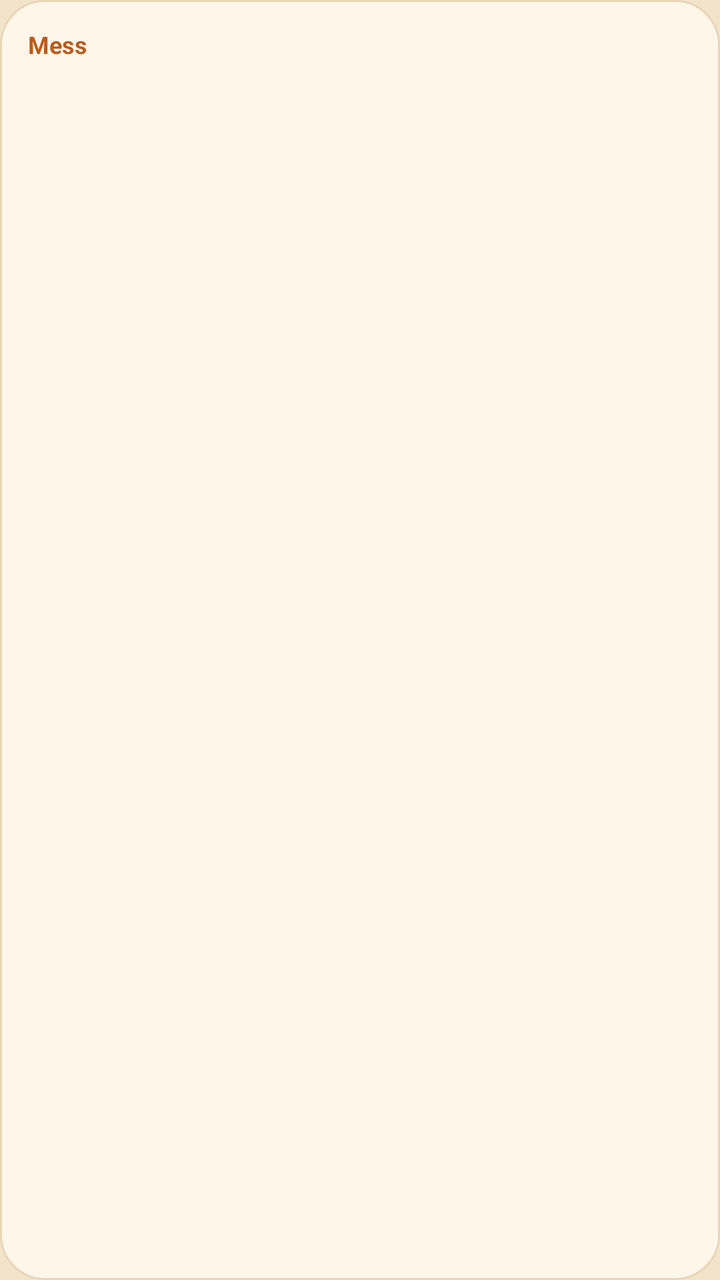
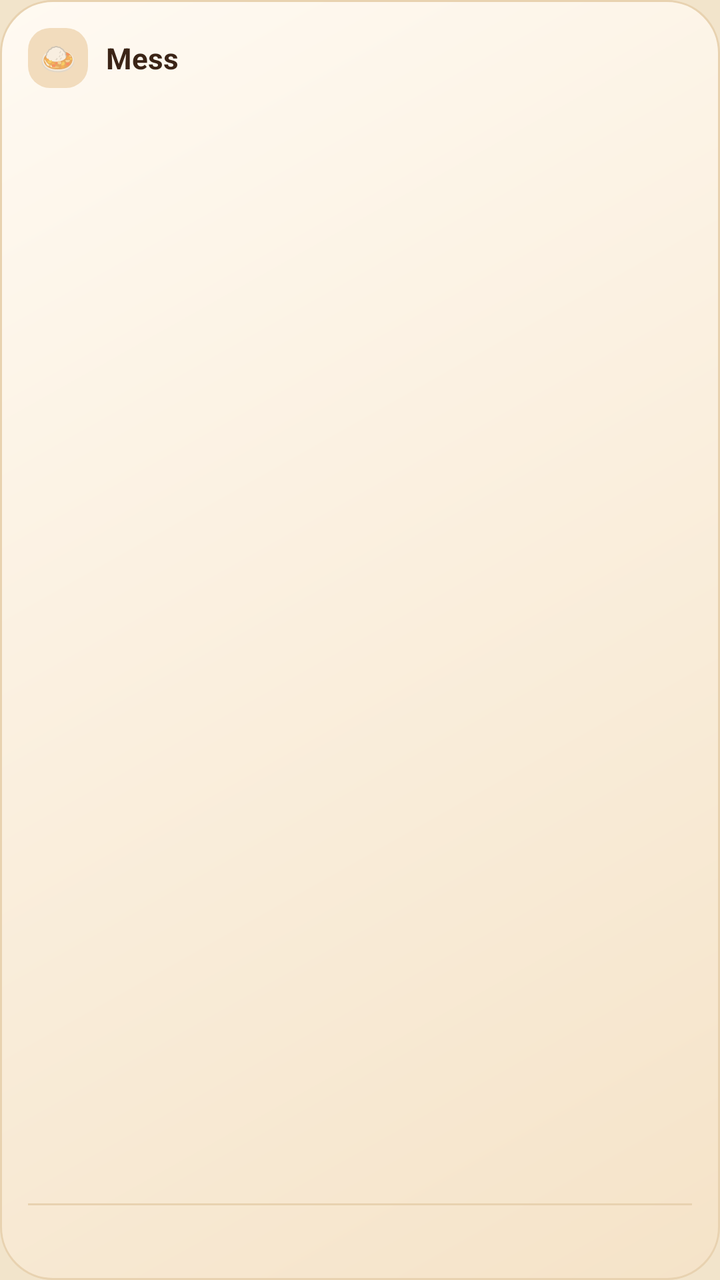

An Android layout rendered at two revisions. The XML below is the earlier revision; the diff shows what the commit changed to produce the second picture.
<!-- AndroidManifest.xml: application theme AppTheme -->
<!-- res/layout/widget_mess.xml -->
<?xml version="1.0" encoding="utf-8"?>
<LinearLayout xmlns:android="http://schemas.android.com/apk/res/android" android:id="@+id/w_root" android:layout_width="match_parent" android:layout_height="match_parent"
    android:orientation="vertical" android:background="@drawable/widget_bg" android:padding="14dp">
    <LinearLayout android:layout_width="match_parent" android:layout_height="wrap_content" android:orientation="horizontal" android:gravity="center_vertical">
        <TextView android:id="@+id/w_label" android:layout_width="0dp" android:layout_weight="1" android:layout_height="wrap_content"
            android:text="Mess" android:textColor="@color/widget_accent" android:textSize="12sp" android:textStyle="bold" android:maxLines="1" android:ellipsize="end" />
        <TextView android:id="@+id/w_badge" android:layout_width="wrap_content" android:layout_height="wrap_content" android:background="@drawable/widget_chip"
            android:paddingLeft="8dp" android:paddingRight="8dp" android:paddingTop="2dp" android:paddingBottom="2dp"
            android:textColor="@color/widget_ink" android:textSize="11sp" android:textStyle="bold" android:visibility="gone" />
    </LinearLayout>
    <TextView android:id="@+id/w_meal" android:layout_width="match_parent" android:layout_height="wrap_content" android:layout_marginTop="3dp"
        android:textColor="@color/widget_ink" android:textSize="17sp" android:textStyle="bold" android:maxLines="1" android:ellipsize="end" />
    <TextView android:id="@+id/w_items" android:layout_width="match_parent" android:layout_height="0dp" android:layout_weight="1" android:layout_marginTop="4dp"
        android:textColor="@color/widget_ink" android:textSize="13sp" android:lineSpacingExtra="2dp" android:ellipsize="end" />
</LinearLayout>
<!-- resources referenced by this layout -->
<resources>
  <color name="widget_accent">#B85D1C</color>
  <color name="widget_ink">#3B2416</color>
  <!-- drawable widget_bg (drawable) -->
  <?xml version="1.0" encoding="utf-8"?>
  <shape xmlns:android="http://schemas.android.com/apk/res/android" android:shape="rectangle">
      <solid android:color="@color/widget_bg" />
      <corners android:radius="22dp" />
      <stroke android:width="1dp" android:color="@color/widget_line" />
  </shape>
  <!-- drawable widget_chip (drawable) -->
  <?xml version="1.0" encoding="utf-8"?>
  <shape xmlns:android="http://schemas.android.com/apk/res/android" android:shape="rectangle">
      <solid android:color="@color/widget_chip" />
      <corners android:radius="999dp" />
  </shape>
  <style name="AppTheme" parent="Theme.AppCompat.DayNight.NoActionBar">
          <item name="colorPrimary">@color/colorPrimary</item>
          <item name="colorPrimaryDark">@color/colorPrimaryDark</item>
          <item name="colorAccent">@color/colorAccent</item>
          <item name="android:windowBackground">@color/page</item>
      </style>
  <color name="widget_bg">#FFF6EA</color>
  <color name="widget_line">#E9D6B8</color>
  <color name="widget_chip">#F6E3C8</color>
  <color name="colorPrimary">#7C3D1B</color>
  <color name="colorPrimaryDark">#7C3D1B</color>
  <color name="colorAccent">#6A3DE8</color>
  <color name="page">#F2E4CB</color>
</resources>

<!-- the commit's change to res/layout/widget_mess.xml (unified diff, before → after) -->
@@ -2,14 +2,18 @@
 <LinearLayout xmlns:android="http://schemas.android.com/apk/res/android" android:id="@+id/w_root" android:layout_width="match_parent" android:layout_height="match_parent"
     android:orientation="vertical" android:background="@drawable/widget_bg" android:padding="14dp">
     <LinearLayout android:layout_width="match_parent" android:layout_height="wrap_content" android:orientation="horizontal" android:gravity="center_vertical">
-        <TextView android:id="@+id/w_label" android:layout_width="0dp" android:layout_weight="1" android:layout_height="wrap_content"
-            android:text="Mess" android:textColor="@color/widget_accent" android:textSize="12sp" android:textStyle="bold" android:maxLines="1" android:ellipsize="end" />
-        <TextView android:id="@+id/w_badge" android:layout_width="wrap_content" android:layout_height="wrap_content" android:background="@drawable/widget_chip"
-            android:paddingLeft="8dp" android:paddingRight="8dp" android:paddingTop="2dp" android:paddingBottom="2dp"
-            android:textColor="@color/widget_ink" android:textSize="11sp" android:textStyle="bold" android:visibility="gone" />
+        <TextView android:id="@+id/w_icon" android:layout_width="30dp" android:layout_height="30dp" android:background="@drawable/widget_tile"
+            android:gravity="center" android:text="🍛" android:textSize="15sp" />
+        <TextView android:id="@+id/w_label" android:layout_width="0dp" android:layout_weight="1" android:layout_height="wrap_content" android:layout_marginStart="9dp"
+            android:text="Mess" android:textColor="@color/widget_ink" android:textSize="14.5sp" android:textStyle="bold" android:maxLines="1" android:ellipsize="end" />
+        <TextView android:id="@+id/w_chip" android:layout_width="wrap_content" android:layout_height="wrap_content" android:layout_marginStart="6dp"
+            android:background="@drawable/chip_neutral" android:paddingLeft="9dp" android:paddingRight="9dp" android:paddingTop="3dp" android:paddingBottom="3dp"
+            android:textColor="#8A6A52" android:textSize="11sp" android:textStyle="bold" android:maxLines="1" android:visibility="gone" />
     </LinearLayout>
-    <TextView android:id="@+id/w_meal" android:layout_width="match_parent" android:layout_height="wrap_content" android:layout_marginTop="3dp"
-        android:textColor="@color/widget_ink" android:textSize="17sp" android:textStyle="bold" android:maxLines="1" android:ellipsize="end" />
-    <TextView android:id="@+id/w_items" android:layout_width="match_parent" android:layout_height="0dp" android:layout_weight="1" android:layout_marginTop="4dp"
-        android:textColor="@color/widget_ink" android:textSize="13sp" android:lineSpacingExtra="2dp" android:ellipsize="end" />
+    <TextView android:id="@+id/w_items" android:layout_width="match_parent" android:layout_height="0dp" android:layout_weight="1" android:layout_marginTop="9dp"
+        android:textColor="@color/widget_ink" android:textSize="13.5sp" android:lineSpacingExtra="3dp" android:ellipsize="end" />
+    <LinearLayout android:id="@+id/w_nextbox" android:layout_width="match_parent" android:layout_height="wrap_content" android:orientation="vertical">
+    <ImageView android:layout_width="match_parent" android:layout_height="1dp" android:layout_marginTop="9dp" android:src="@drawable/widget_divider" android:scaleType="fitXY" android:importantForAccessibility="no" />
+        <TextView android:id="@+id/w_next" android:layout_width="match_parent" android:layout_height="wrap_content" android:layout_marginTop="7dp" android:textColor="@color/widget_muted" android:textSize="12sp" android:maxLines="1" android:ellipsize="end" />
+    </LinearLayout>
 </LinearLayout>
<!-- resource entries referenced after the edit -->
@@ -1,19 +1,31 @@
 <!-- resources referenced by this layout -->
 <resources>
-  <color name="widget_accent">#B85D1C</color>
   <color name="widget_ink">#3B2416</color>
+  <color name="widget_muted">#8A6A52</color>
+  <!-- drawable chip_neutral (drawable) -->
+  <?xml version="1.0" encoding="utf-8"?>
+  <shape xmlns:android="http://schemas.android.com/apk/res/android" android:shape="rectangle">
+      <solid android:color="#268A6A52" />
+      <corners android:radius="999dp" />
+  </shape>
   <!-- drawable widget_bg (drawable) -->
   <?xml version="1.0" encoding="utf-8"?>
   <shape xmlns:android="http://schemas.android.com/apk/res/android" android:shape="rectangle">
-      <solid android:color="@color/widget_bg" />
-      <corners android:radius="22dp" />
+      <gradient android:angle="315" android:startColor="@color/widget_bg_top" android:endColor="@color/widget_bg_bottom" />
+      <corners android:radius="26dp" />
       <stroke android:width="1dp" android:color="@color/widget_line" />
   </shape>
-  <!-- drawable widget_chip (drawable) -->
+  <!-- drawable widget_divider (drawable) -->
   <?xml version="1.0" encoding="utf-8"?>
   <shape xmlns:android="http://schemas.android.com/apk/res/android" android:shape="rectangle">
-      <solid android:color="@color/widget_chip" />
-      <corners android:radius="999dp" />
+      <solid android:color="@color/widget_line" />
+      <size android:height="1dp" />
+  </shape>
+  <!-- drawable widget_tile (drawable) -->
+  <?xml version="1.0" encoding="utf-8"?>
+  <shape xmlns:android="http://schemas.android.com/apk/res/android" android:shape="rectangle">
+      <solid android:color="@color/widget_tile" />
+      <corners android:radius="11dp" />
   </shape>
   <style name="AppTheme" parent="Theme.AppCompat.DayNight.NoActionBar">
           <item name="colorPrimary">@color/colorPrimary</item>
@@ -21,9 +33,10 @@
           <item name="colorAccent">@color/colorAccent</item>
           <item name="android:windowBackground">@color/page</item>
       </style>
-  <color name="widget_bg">#FFF6EA</color>
-  <color name="widget_line">#E9D6B8</color>
-  <color name="widget_chip">#F6E3C8</color>
+  <color name="widget_bg_top">#FFFAF2</color>
+  <color name="widget_bg_bottom">#F5E3C8</color>
+  <color name="widget_line">#E8D2B0</color>
+  <color name="widget_tile">#F2DCBD</color>
   <color name="colorPrimary">#7C3D1B</color>
   <color name="colorPrimaryDark">#7C3D1B</color>
   <color name="colorAccent">#6A3DE8</color>
